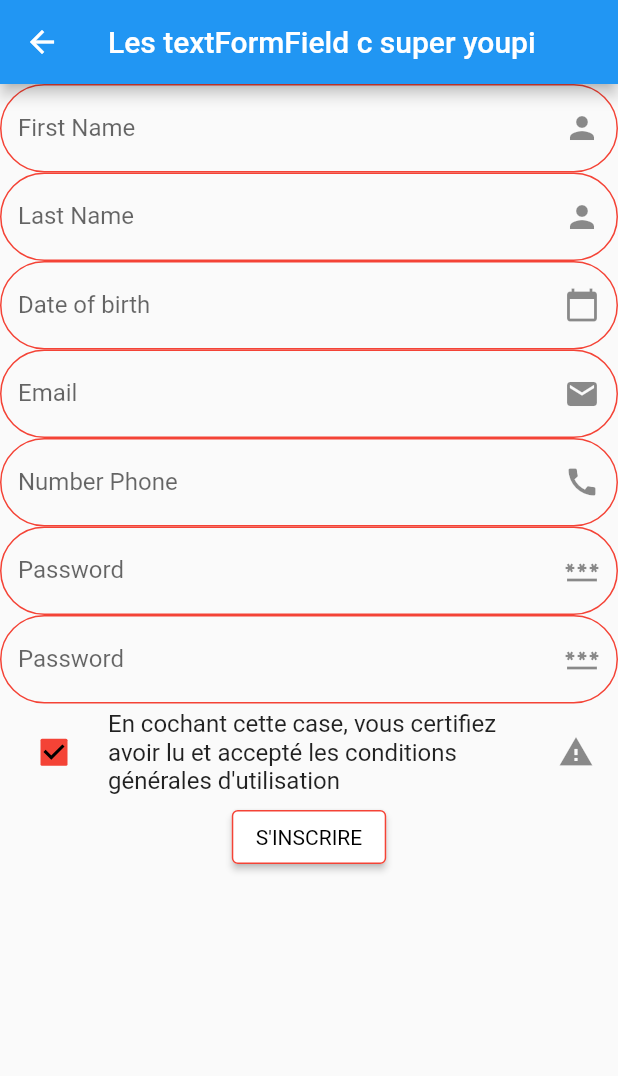
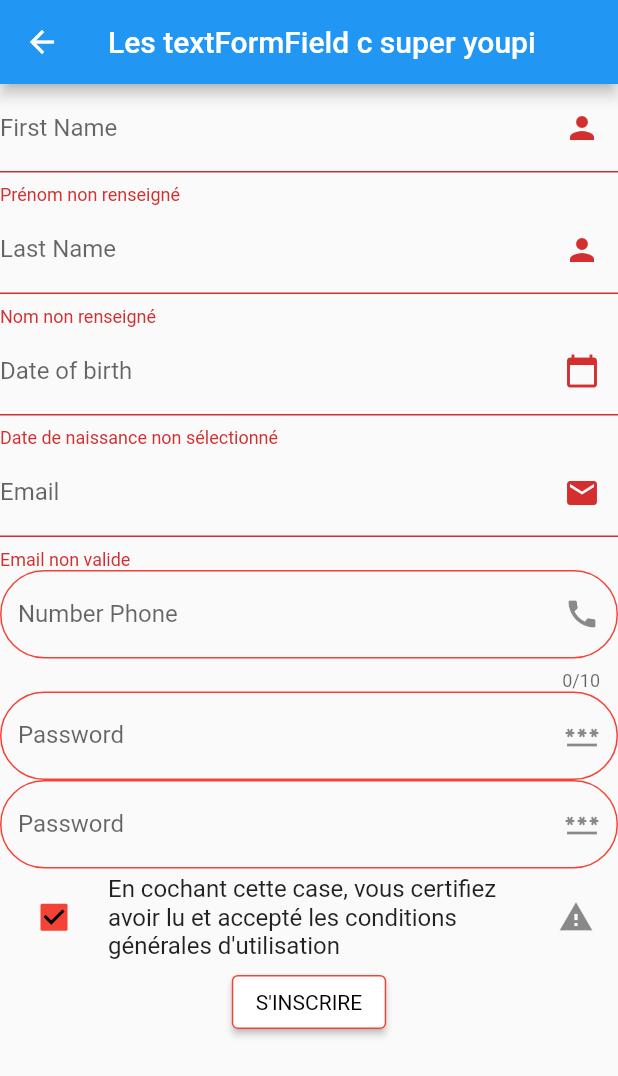
Before and after one commit to Ladislus/m2_dillxp_app, a Flutter app: the RegisterPage screen opened by its route, after a tap on "S'INSCRIRE", on a phone screen of 412 x 824 dp. Shown: the top 1076 px of the screen. Run offline on Flutter 3.47's test engine with Material 2 defaults, Android fonts, the phone set to English and light mode, and no system bars; our stand-ins replace email_validator, flutter_svg, hexcolor.

Commit message:
début des validator pour les diffrents champs du formulaire (prénom, nom, date de naissance, email)

```diff
--- a/lib/registerPage.dart
+++ b/lib/registerPage.dart
@@ -1,3 +1,4 @@
+import 'package:email_validator/email_validator.dart';
 import 'package:flutter/material.dart';
 import 'dart:developer' as developer;
 import 'package:intl/intl.dart';
@@ -48,6 +49,9 @@
               children: [
                 TextFormField(
                   validator: (String? value) {
+                    if(value == ""){
+                      return "Prénom non renseigné";
+                    }
                     return null;
                   },
                   onSaved: (String? value) {
@@ -71,6 +75,9 @@
                 ),
                 TextFormField(
                   validator: (String? value) {
+                    if(value == ""){
+                      return "Nom non renseigné";
+                    }
                     return null;
                   },
                   onSaved: (String? value) {
@@ -99,19 +106,16 @@
                     DateTime? picked = await showDatePicker(
                         context: context,
                         initialDate: new DateTime.now(),
-                        firstDate: new DateTime(2016),
-                        lastDate: new DateTime(2023)
+                        firstDate: new DateTime(1900),
+                        lastDate: new DateTime.now()
                     );
                     if (picked != null) {
                       date = DateFormat('dd-MM-yyyy').format(picked);
                       dateinput.text = date;
                     }
-                    else {
-                      print("Date is not selected");
-                    }
                   },
                   validator: (String? value) {
-                    if (value == null) {
+                    if (value == "") {
                       return "Date de naissance non sélectionné";
                     }
                     return null;
@@ -137,7 +141,10 @@
                 ),
                 TextFormField(
                   validator: (String? value) {
-                    return null;
+                    if(EmailValidator.validate(value!)){
+                      return null;
+                    }
+                    return "Email non valide";
                   },
                   onSaved: (String? value) {
                     email = value.toString();
@@ -162,6 +169,7 @@
                   validator: (String? value) {
                     return null;
                   },
+                  maxLength: 10,
                   onSaved: (String? value) {
                     number_Phone = value.toString();
                   },
--- a/pubspec.yaml
+++ b/pubspec.yaml
@@ -32,6 +32,7 @@
   flutter_svg: ^1.0.3
   hexcolor: ^2.0.6
   intl: ^0.17.0
+  email_validator: ^2.0.1
 
 
 
```
Also changed, not shown: pubspec.lock.
